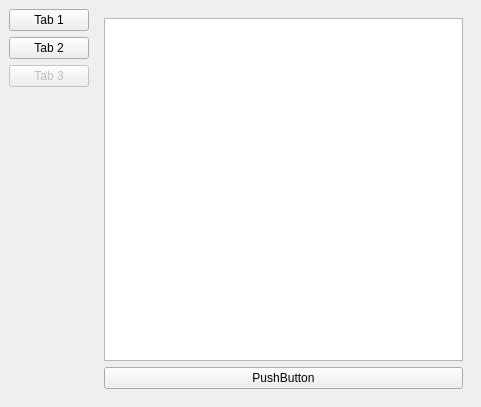
bjuergens/automatic-gui-testing, file envs/gui_env/src/main_window.ui: the form before one commit.
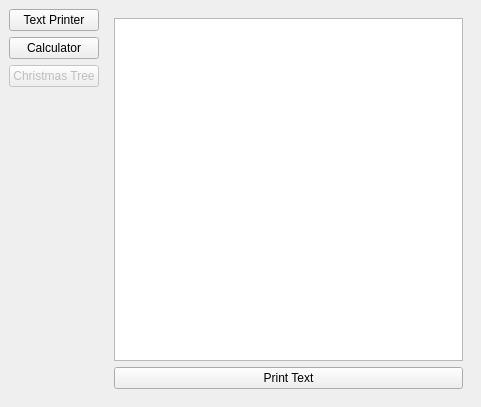
The form after the commit. The open tabs and pages were chosen to show the change.

Commit message: Renamed widgets in .ui files, can be easier accessed now programmatically

Diff of the .ui file:
```diff
--- a/envs/gui_env/src/main_window.ui
+++ b/envs/gui_env/src/main_window.ui
@@ -26,14 +26,14 @@
       <item>
        <widget class="QPushButton" name="pushButton_2">
         <property name="text">
-         <string>Tab 1</string>
+         <string>Text Printer</string>
         </property>
        </widget>
       </item>
       <item>
        <widget class="QPushButton" name="pushButton">
         <property name="text">
-         <string>Tab 2</string>
+         <string>Calculator</string>
         </property>
        </widget>
       </item>
@@ -43,7 +43,7 @@
          <bool>false</bool>
         </property>
         <property name="text">
-         <string>Tab 3</string>
+         <string>Christmas Tree</string>
         </property>
         <property name="checkable">
          <bool>false</bool>
@@ -82,7 +82,7 @@
         <item>
          <widget class="QPushButton" name="pushButton_4">
           <property name="text">
-           <string>PushButton</string>
+           <string>Print Text</string>
           </property>
          </widget>
         </item>
```
Left out of the diff: 36 changed lines with no effect on the pictures. The commit also changes 1 other file.
